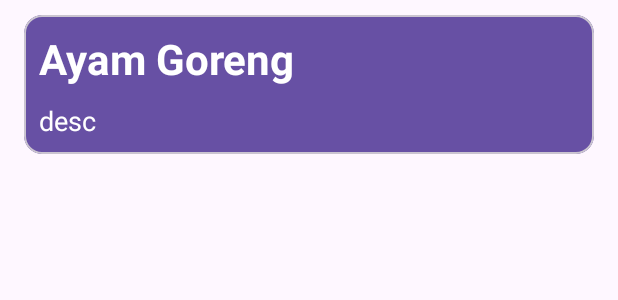
After one commit to bakharaalief/notesapp, an Android app: the layout note_item.xml on its own in the app's theme, with its tools: preview values and no code run, on a phone screen of 412 x 824 dp. The commit adds this screen. Shown: the top 300 px of the screen. Run offline under Robolectric (Android 15) with nearby library versions, the phone set to English and light mode, and no system bars.

Commit message:
add main page

```diff
--- a/app/src/main/AndroidManifest.xml
+++ b/app/src/main/AndroidManifest.xml
@@ -14,6 +14,9 @@
         android:theme="@style/Theme.NotesApp"
         tools:targetApi="31">
         <activity
+            android:name=".presentation.detail.DetailActivity"
+            android:exported="false" />
+        <activity
             android:name=".presentation.add.AddNoteActivity"
             android:exported="false" />
         <activity
--- a/app/src/main/java/com/bakhdev/notesapp/domain/repository/NoteRepository.java
+++ b/app/src/main/java/com/bakhdev/notesapp/domain/repository/NoteRepository.java
@@ -2,8 +2,13 @@ package com.bakhdev.notesapp.domain.repository;
 
 import com.bakhdev.notesapp.domain.model.Note;
 
+import java.util.List;
+
 import io.reactivex.Completable;
+import io.reactivex.Flowable;
 
 public interface NoteRepository {
+    Flowable<List<Note>> getNotes();
+
     Completable insertNote(Note note);
 }
--- a/app/src/main/java/com/bakhdev/notesapp/domain/usecase/NoteUseCase.java
+++ b/app/src/main/java/com/bakhdev/notesapp/domain/usecase/NoteUseCase.java
@@ -2,8 +2,13 @@ package com.bakhdev.notesapp.domain.usecase;
 
 import com.bakhdev.notesapp.domain.model.Note;
 
+import java.util.List;
+
 import io.reactivex.Completable;
+import io.reactivex.Flowable;
 
 public interface NoteUseCase {
+    Flowable<List<Note>> getNotes();
+
     Completable insertNote(Note note);
 }
--- a/app/src/main/java/com/bakhdev/notesapp/presentation/dialog/MessageDialog.java
+++ b/app/src/main/java/com/bakhdev/notesapp/presentation/dialog/MessageDialog.java
@@ -9,8 +9,8 @@ import androidx.annotation.Nullable;
 import androidx.fragment.app.DialogFragment;
 
 public class MessageDialog extends DialogFragment {
-    String title = "";
-    String msg = "";
+    private String title = "";
+    private String msg = "";
 
     @NonNull
     @Override
--- /dev/null
+++ b/app/src/main/res/layout/note_item.xml
@@ -0,0 +1,47 @@
+<?xml version="1.0" encoding="utf-8"?>
+<androidx.constraintlayout.widget.ConstraintLayout xmlns:android="http://schemas.android.com/apk/res/android"
+    xmlns:app="http://schemas.android.com/apk/res-auto"
+    xmlns:tools="http://schemas.android.com/tools"
+    android:layout_width="match_parent"
+    android:layout_height="wrap_content">
+
+    <com.google.android.material.card.MaterialCardView
+        android:layout_width="match_parent"
+        android:layout_height="wrap_content"
+        android:layout_marginHorizontal="16dp"
+        android:layout_marginVertical="10dp"
+        android:backgroundTint="?colorPrimary"
+        app:layout_constraintBottom_toBottomOf="parent"
+        app:layout_constraintEnd_toEndOf="parent"
+        app:layout_constraintStart_toStartOf="parent"
+        app:layout_constraintTop_toTopOf="parent">
+
+        <LinearLayout
+            android:layout_width="match_parent"
+            android:layout_height="match_parent"
+            android:orientation="vertical"
+            android:padding="10dp">
+
+            <TextView
+                android:id="@+id/title_tv"
+                android:layout_width="match_parent"
+                android:layout_height="match_parent"
+                android:textColor="@color/white"
+                android:textSize="28sp"
+                android:textStyle="bold"
+                tools:text="Ayam Goreng" />
+
+            <TextView
+                android:id="@+id/desc_tv"
+                android:layout_width="match_parent"
+                android:layout_height="match_parent"
+                android:layout_marginTop="10dp"
+                android:ellipsize="end"
+                android:maxLines="2"
+                android:textColor="@color/white"
+                android:textSize="18sp"
+                tools:text="desc" />
+        </LinearLayout>
+
+    </com.google.android.material.card.MaterialCardView>
+</androidx.constraintlayout.widget.ConstraintLayout>
--- a/app/src/main/res/values/strings.xml
+++ b/app/src/main/res/values/strings.xml
@@ -8,4 +8,5 @@
     <string name="form_empty">Form Empty</string>
     <string name="please_fill_the_data">Please fill the data</string>
     <string name="status">Status</string>
+    <string name="notes_app">Notes App</string>
 </resources>
```
Also changed, not shown: app/src/main/java/com/bakhdev/notesapp/data/NoteRepositoryImpl.java (+9 -1 lines), app/src/main/java/com/bakhdev/notesapp/domain/usecase/NoteUseCaseImpl.java (+9 -3 lines), app/src/main/java/com/bakhdev/notesapp/helper/Mapper.java (+9 -0 lines), app/src/main/java/com/bakhdev/notesapp/presentation/adapter/NotesAdapter.java (added, +70 -0 lines), app/src/main/java/com/bakhdev/notesapp/presentation/adapter/OnItemClickListener.java (added, +7 -0 lines), app/src/main/java/com/bakhdev/notesapp/presentation/add/AddNoteActivity.java (+11 -0 lines), app/src/main/java/com/bakhdev/notesapp/presentation/detail/DetailActivity.java (added, +26 -0 lines), app/src/main/java/com/bakhdev/notesapp/presentation/main/MainActivity.java (+91 -9 lines), app/src/main/java/com/bakhdev/notesapp/presentation/main/MainViewModel.java (added, +27 -0 lines), app/src/main/res/layout/activity_detail.xml (added, +10 -0 lines), app/src/main/res/layout/activity_main.xml (+29 -1 lines).
